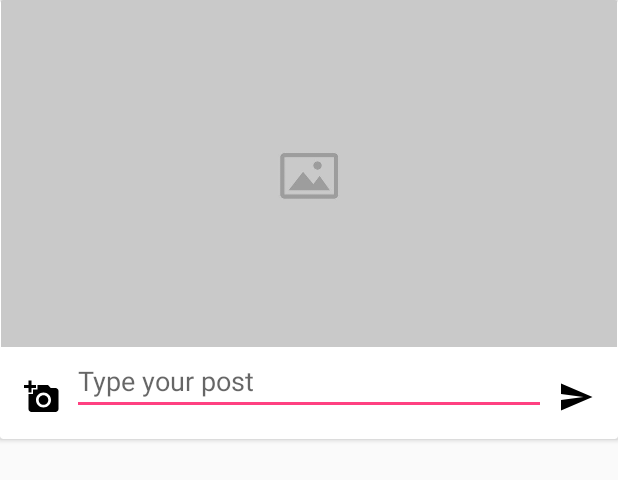
After one commit to rushigandhi/notive, an Android app: the layout create_post_dialog.xml on its own in the app's theme, with its tools: preview values and no code run, on a phone screen of 412 x 824 dp. The commit adds this screen. Shown: the top 480 px of the screen. Run offline under Robolectric (Android 15) with nearby library versions, the phone set to English and light mode, and no system bars.

Commit message:
wip(user-post): cards added, post method working

```diff
--- a/app/src/main/java/paperbaglabs/school_android/MainActivity.java
+++ b/app/src/main/java/paperbaglabs/school_android/MainActivity.java
@@ -59,7 +59,8 @@ public class MainActivity extends BaseActivity
 
         init();
 
-
+        getSupportFragmentManager().beginTransaction().replace(R.id.container, new HomeFragment())
+                .commit();
 
 
         DrawerLayout drawer = (DrawerLayout) findViewById(R.id.drawer_layout);
--- a/app/src/main/res/layout/content_main.xml
+++ b/app/src/main/res/layout/content_main.xml
@@ -8,4 +8,9 @@
     tools:context="paperbaglabs.school_android.MainActivity"
     tools:showIn="@layout/app_bar_main">
 
+    <FrameLayout
+        android:id="@+id/container"
+        android:layout_width="match_parent"
+        android:layout_height="match_parent" />
+
 </android.support.constraint.ConstraintLayout>
--- /dev/null
+++ b/app/src/main/res/layout/create_post_dialog.xml
@@ -0,0 +1,52 @@
+<?xml version="1.0" encoding="utf-8"?>
+<android.support.v7.widget.CardView xmlns:android="http://schemas.android.com/apk/res/android"
+    android:layout_width="match_parent"
+    android:layout_height="wrap_content">
+
+    <LinearLayout
+        android:layout_width="match_parent"
+        android:layout_height="wrap_content"
+        android:orientation="vertical">
+
+        <ImageView
+            android:id="@+id/post_dialog_display"
+            android:layout_width="match_parent"
+            android:layout_height="wrap_content"
+            android:adjustViewBounds="true"
+            android:maxHeight="300dp"
+            android:src="@drawable/image_placeholder" />
+
+        <LinearLayout
+            android:layout_width="match_parent"
+            android:layout_height="wrap_content"
+            android:layout_marginBottom="16dp"
+            android:orientation="horizontal">
+
+            <ImageView
+                android:id="@+id/post_dialog_select_imageview"
+                android:layout_width="wrap_content"
+                android:layout_height="wrap_content"
+                android:layout_gravity="bottom"
+                android:layout_marginLeft="16dp"
+                android:layout_marginRight="8dp"
+                android:src="@drawable/ic_add_a_photo_black_24dp" />
+
+            <EditText
+                android:id="@+id/post_dialog_edittext"
+                android:layout_width="0dp"
+                android:layout_height="wrap_content"
+                android:layout_weight="1"
+                android:hint="Type your post"
+                android:maxLines="5" />
+
+            <ImageView
+                android:id="@+id/post_dialog_send_imageview"
+                android:layout_width="wrap_content"
+                android:layout_height="wrap_content"
+                android:layout_gravity="bottom"
+                android:layout_marginLeft="8dp"
+                android:layout_marginRight="16dp"
+                android:src="@drawable/ic_send_black_24dp" />
+        </LinearLayout>
+    </LinearLayout>
+</android.support.v7.widget.CardView>
```
Also changed, not shown: app/src/main/java/paperbaglabs/school_android/HomeFragment.java (+5 -5 lines), app/src/main/java/paperbaglabs/school_android/PostCreateDialog.java (added, +145 -0 lines).
